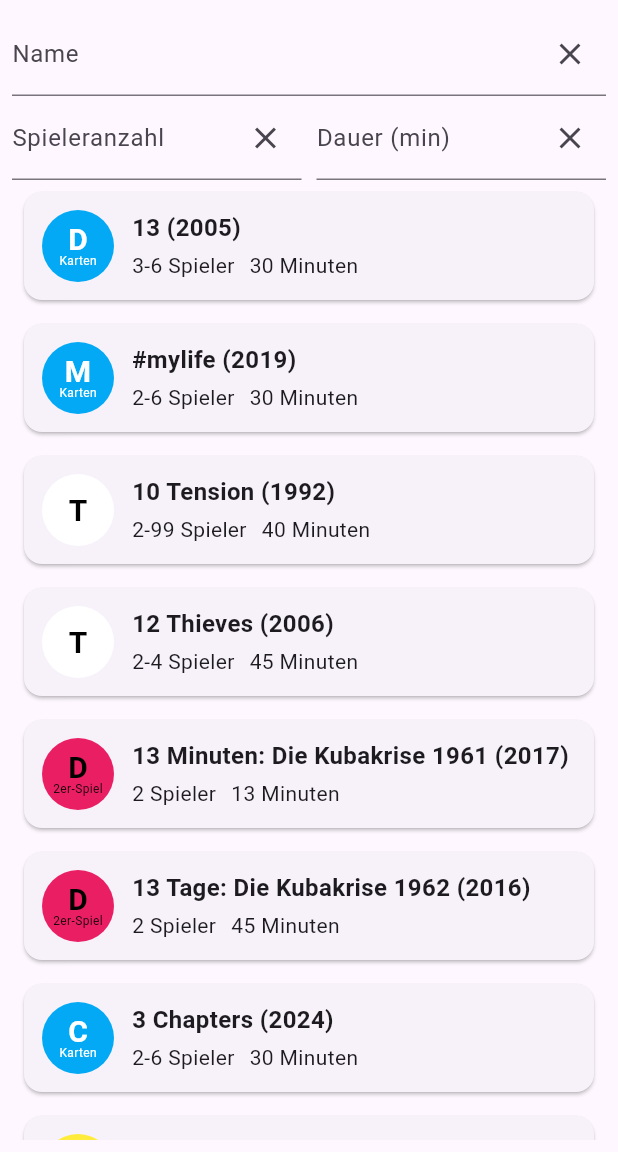
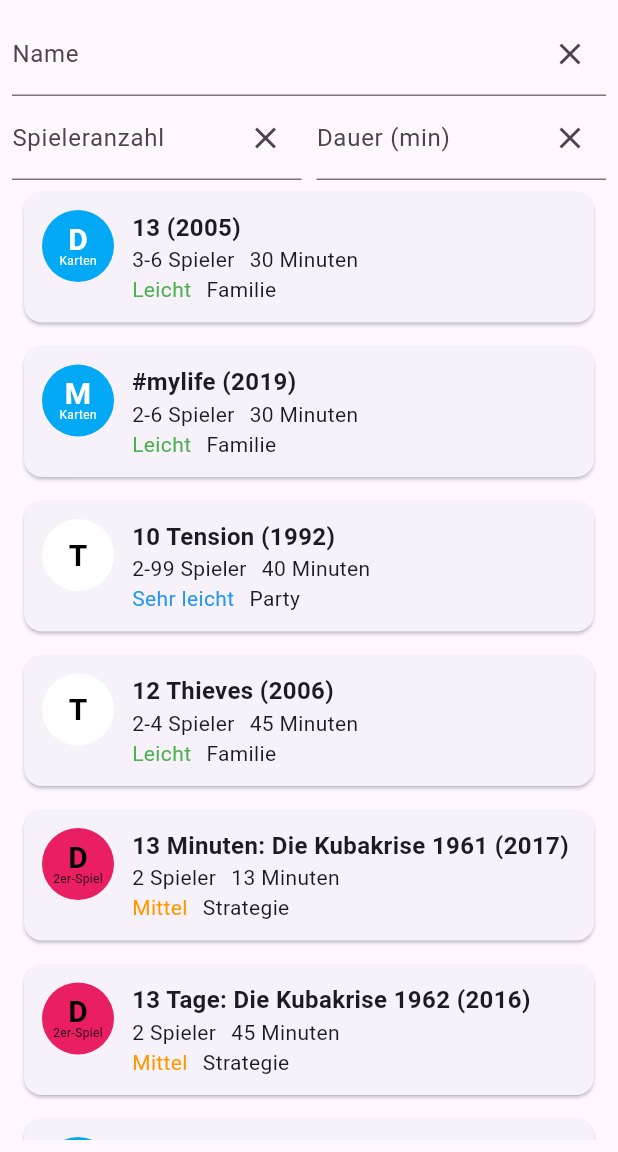
Before and after one commit to KiraResari/spielwiesn_spielothek, a Flutter app: the screen it shows after launch, on a phone screen of 412 x 824 dp, the part 84-1236 px from its top. Run offline on Flutter 3.47's test engine with Material 3 defaults, Android fonts, the phone set to English and light mode, and no system bars.

Commit message:
Added complexity, category and co-op row to search results

```diff
--- a/lib/game/game.dart
+++ b/lib/game/game.dart
@@ -1,4 +1,5 @@
 import 'game_category.dart';
+import 'game_complexity_level.dart';
 import 'sticker_type.dart';
 import 'material_type.dart';
 
@@ -45,5 +46,18 @@ class Game {
     required this.link,
   });
 
-  get nameAndSearchAnchors => "$name $searchAnchors";
+  String get nameAndSearchAnchors => "$name $searchAnchors";
+
+  GameComplexityLevel get complexityLevel {
+    if (complexity <= 1) {
+      return GameComplexityLevel.verySimple;
+    } else if (complexity <= 2) {
+      return GameComplexityLevel.simple;
+    } else if (complexity <= 3) {
+      return GameComplexityLevel.moderate;
+    } else if (complexity <= 4) {
+      return GameComplexityLevel.complex;
+    }
+    return GameComplexityLevel.veryComplex;
+  }
 }
--- /dev/null
+++ b/lib/game/game_complexity_level.dart
@@ -0,0 +1,19 @@
+import 'dart:ui';
+
+import 'package:flutter/material.dart';
+
+enum GameComplexityLevel {
+  verySimple(displayName: "Sehr leicht", displayColor: Colors.blue),
+  simple(displayName: "Leicht", displayColor: Colors.green),
+  moderate(displayName: "Mittel", displayColor: Colors.orange),
+  complex(displayName: "Schwer", displayColor: Colors.red),
+  veryComplex(displayName: "Sehr schwer", displayColor: Colors.purple);
+
+  final String displayName;
+  final Color displayColor;
+
+  const GameComplexityLevel({
+    required this.displayName,
+    required this.displayColor,
+  });
+}
--- a/lib/game_list_view/game_card.dart
+++ b/lib/game_list_view/game_card.dart
@@ -22,40 +22,69 @@ class GameCard extends StatelessWidget {
               stickerType: game.stickerType,
             ),
             const SizedBox(width: 12),
-            Expanded(
-              child: Column(
-                crossAxisAlignment: CrossAxisAlignment.start,
-                children: [
-                  Text(
-                    _buildHeadlineText(),
-                    style: const TextStyle(fontWeight: FontWeight.bold, fontSize: 16),
-                  ),
-                  const SizedBox(height: 4),
-                  Row(
-                    children: [
-                      Text(_buildPlayerCountText()),
-                      const SizedBox(width: 10),
-                      Text(_buildPlayTimeText()),
-                    ],
-                  ),
-                ],
-              ),
-            ),
+            _buildTextElements(),
           ],
         ),
       ),
     );
   }
 
-  String _buildHeadlineText() => game.yearPublished > 0
+  Expanded _buildTextElements() {
+    return Expanded(
+      child: Column(
+        crossAxisAlignment: CrossAxisAlignment.start,
+        children: [
+          _buildHeadline(),
+          _buildPlayerCountAndPlayTimeRow(),
+          _buildComplexityCategoryAndCoOpRow(),
+        ],
+      ),
+    );
+  }
+
+  Text _buildHeadline() {
+    String headlineText = game.yearPublished > 0
         ? '${game.name} (${game.yearPublished})'
         : game.name;
 
-  String _buildPlayerCountText() => game.minPlayers == game.maxPlayers
+    return Text(
+      headlineText,
+      style: const TextStyle(fontWeight: FontWeight.bold, fontSize: 16),
+    );
+  }
+
+  Row _buildPlayerCountAndPlayTimeRow() {
+    String playerCountText = game.minPlayers == game.maxPlayers
         ? '${game.minPlayers} Spieler'
         : '${game.minPlayers}-${game.maxPlayers} Spieler';
 
-  String _buildPlayTimeText() => game.minPlayTime == game.maxPlayTime
+    String playTimeText = game.minPlayTime == game.maxPlayTime
         ? '${game.minPlayTime} Minuten'
         : '${game.minPlayTime}-${game.maxPlayTime} Minuten';
+
+    return Row(
+      children: [
+        Text(playerCountText),
+        const SizedBox(width: 10),
+        Text(playTimeText),
+      ],
+    );
   }
+
+  Row _buildComplexityCategoryAndCoOpRow() {
+    return Row(
+      children: [
+        _buildComplexityText(),
+        const SizedBox(width: 10),
+        Text(game.category.name),
+        if (game.cooperative) const SizedBox(width: 10),
+        if (game.cooperative) const Text("Co-Op")
+      ],
+    );
+  }
+
+  Widget _buildComplexityText() {
+    TextStyle textStyle = TextStyle(color: game.complexityLevel.displayColor);
+    return Text(style: textStyle, game.complexityLevel.displayName);
+  }
+}
```
Also changed, not shown: 1 other file. Lines whose indentation alone changed are shown as unchanged.
